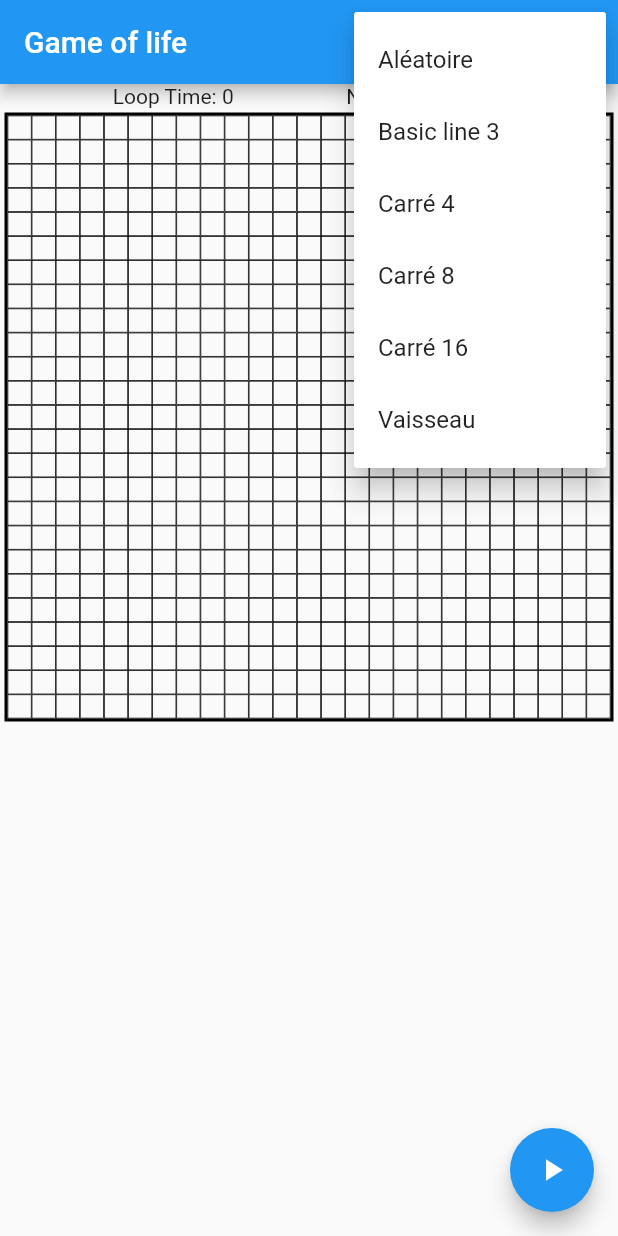
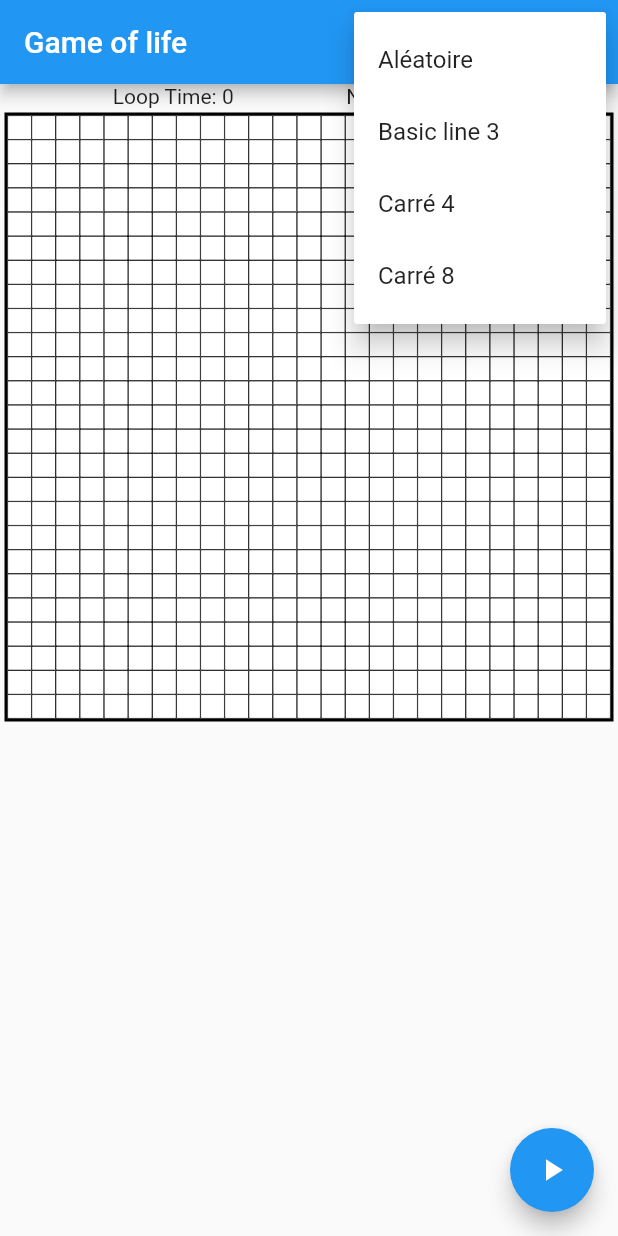
Before and after one commit to Chonli/game_of_life_flutter, a Flutter app: the screen it shows after launch, after a tap on the "more vert" icon, on a phone screen of 412 x 824 dp. Run offline on Flutter 3.47's test engine with Material 2 defaults, Android fonts, the phone set to English and light mode, and no system bars.

Commit message:
Add menu with sample and fix refresh grid

```diff
--- a/lib/const_var.dart
+++ b/lib/const_var.dart
@@ -1,23 +1,42 @@
+import 'dart:math';
+
+class CustomMenuItem {
+  String title;
+  List<Point> list;
+
+  CustomMenuItem(this.title, this.list);
+}
+
 class ConstVar {
   static var menu = [
-    "Aléatoire",
-    "Basic line 3",
-    "Carré 4",
-    "Carré 8",
-    "Carré 16",
-    "Vaisseau"
+    CustomMenuItem("Aléatoire", null),
+    CustomMenuItem("Basic line 3", line3),
+    CustomMenuItem("Carré 4", square4),
+    CustomMenuItem("Carré 8", square8),
+    //"Vaisseau"
   ];
 
   static var line3 = [
-    [12, 12],
-    [12, 13],
-    [12, 14],
+    Point(12, 12),
+    Point(12, 13),
+    Point(12, 14),
   ];
 
-  static var carrer4 = [
-    [12, 12],
-    [12, 13],
-    [13, 12],
-    [13, 13],
+  static var square4 = [
+    Point(12, 12),
+    Point(12, 13),
+    Point(13, 12),
+    Point(13, 13),
+  ];
+
+  static var square8 = [
+    Point(12, 12),
+    Point(12, 13),
+    Point(12, 14),
+    Point(13, 12),
+    Point(13, 14),
+    Point(14, 12),
+    Point(14, 13),
+    Point(14, 14),
   ];
 }
--- a/lib/main.dart
+++ b/lib/main.dart
@@ -1,8 +1,8 @@
 import 'dart:async';
 
 import 'package:flutter/material.dart';
-import 'package:game_of_life_flutter/model_game.dart';
-import 'package:game_of_life_flutter/const_var.dart';
+import 'model_game.dart';
+import 'const_var.dart';
 
 void main() => runApp(MyApp());
 
@@ -54,21 +54,23 @@ class _MyHomePageState extends State<MyHomePage> {
   }
 
   void _runGame(Timer timer) {
-    _model.generateNextModelState();
     setState(() {
+      _model.generateNextModelState();
       _counterLoop++;
-      _counterCells = _model.counterCells;
+      _counterCells = _model.getCellAlive();
     });
   }
 
-  void _select(String selectItem) {
-    print("select=$selectItem");
-    if (ConstVar.menu.indexOf(selectItem) == 0) {
+  void _select(CustomMenuItem selectItem) {
+    if (selectItem.list == null) {
       //aléatoire case
       _model.generateRandomGrid();
     } else {
-      //_model.applyModel(list)
+      _model.applyModel(selectItem.list);
     }
+    setState(() {
+      _counterCells = _model.getCellAlive();
+    });
   }
 
   @override
@@ -77,13 +79,13 @@ class _MyHomePageState extends State<MyHomePage> {
       appBar: AppBar(
         title: Text(widget.title),
         actions: <Widget>[
-          PopupMenuButton<String>(
+          PopupMenuButton<CustomMenuItem>(
             onSelected: _select,
             itemBuilder: (BuildContext context) {
-              return ConstVar.menu.map((String item) {
-                return PopupMenuItem<String>(
+              return ConstVar.menu.map((CustomMenuItem item) {
+                return PopupMenuItem(
                   value: item,
-                  child: Text(item),
+                  child: Text(item.title),
                 );
               }).toList();
             },
@@ -141,9 +143,9 @@ class _MyHomePageState extends State<MyHomePage> {
                 if (_model.getCellValue(x, y) != 0) {
                   _model.setCellValue(x, y, 0);
                 } else {
-                  _counterCells++;
                   _model.setCellValue(x, y, 1);
                 }
+                _counterCells = _model.getCellAlive();
               });
             }
           : null,
@@ -153,7 +155,8 @@ class _MyHomePageState extends State<MyHomePage> {
               border: Border.all(color: Colors.black, width: 0.5)),
           child: Center(
             child: Container(
-              color: _matrixGrid[x][y] == 1 ? Colors.blue : Colors.white,
+              color:
+                  _model.getCellValue(x, y) == 1 ? Colors.blue : Colors.white,
             ),
           ),
         ),
--- a/lib/model_game.dart
+++ b/lib/model_game.dart
@@ -3,7 +3,6 @@ import 'dart:math';
 class ModelGame {
   final int columnSize;
   final int rowSize;
-  int counterCells = 0;
   List<int> _matrixGrid;
 
   ModelGame(this.columnSize, this.rowSize) {
@@ -16,6 +15,7 @@ class ModelGame {
 
   void applyModel(List<Point> list) {
     _razMatrix();
+    list.forEach((p) => _matrixGrid[p.x + rowSize * p.y] = 1);
   }
 
   void generateRandomGrid() {
@@ -77,5 +77,6 @@ class ModelGame {
         }
       }
     }
+    _matrixGrid = tmpmatrixGrid;
   }
 }
```
